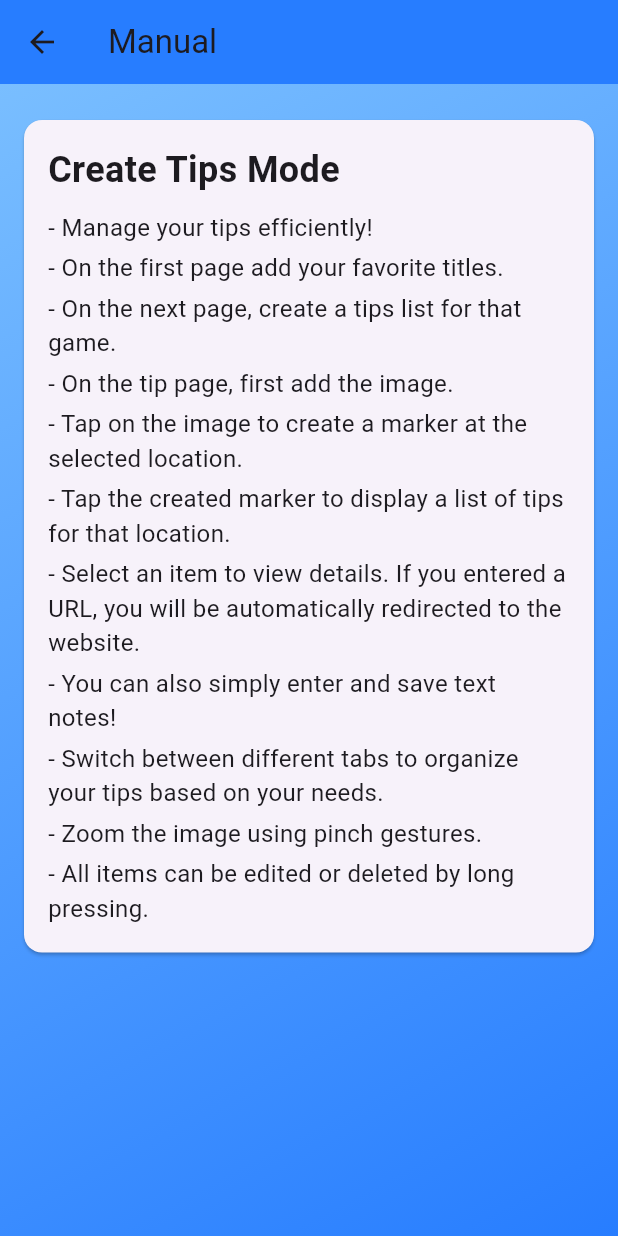
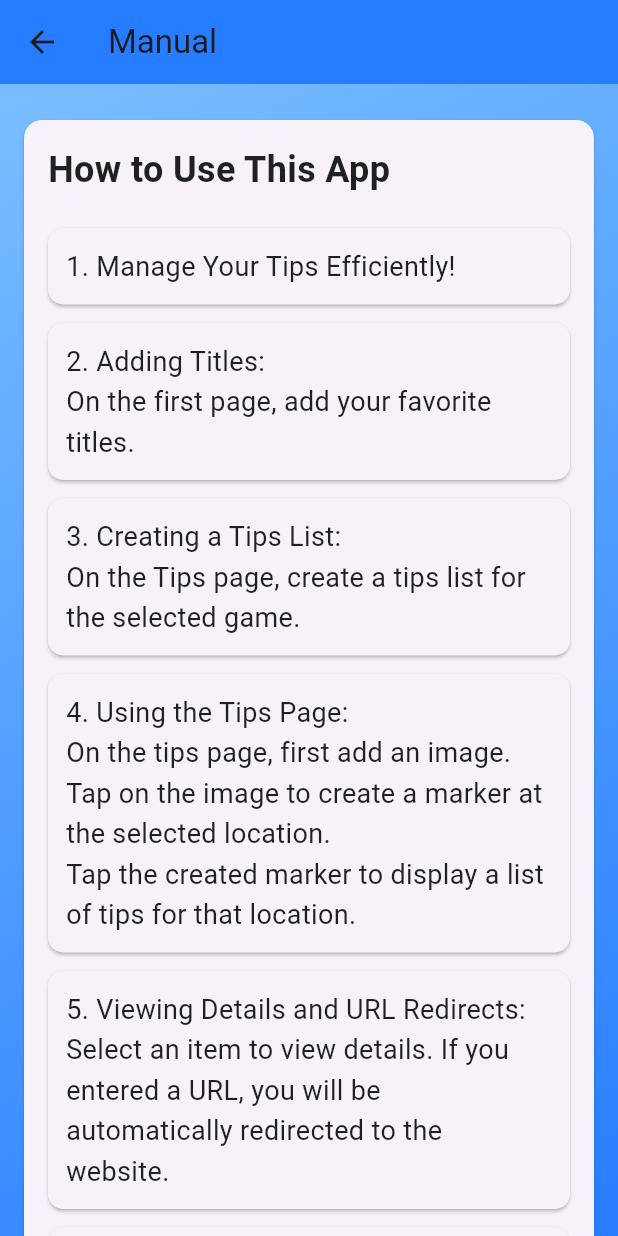
Before and after one commit to FYno52/game_tips_manager, a Flutter app: the ManualPage screen opened directly, on a phone screen of 412 x 824 dp. Run offline on Flutter 3.47's test engine with Material 3 defaults, Android fonts, the phone set to English and light mode, and no system bars; our stand-ins replace chewie, flutter_markdown, go_router, google_mobile_ads, image_picker, shared_preferences and 2 more; missing offline and left inert: flex_color_picker; accounts and stored records are empty; network calls fail.

Commit message:
マニュアルページなどをさらに調整した。

```diff
--- a/lib/screens/manual.dart
+++ b/lib/screens/manual.dart
@@ -15,32 +15,30 @@ class ManualPage extends StatelessWidget {
           gradient: LinearGradient(
             colors: [
               Color.fromARGB(255, 121, 190, 255),
-            Color.fromARGB(255, 39, 125, 255)
+              Color.fromARGB(255, 39, 125, 255),
             ],
             begin: Alignment.topLeft,
             end: Alignment.bottomRight,
-        )),
+          ),
+        ),
         child: Center(
           child: ListView(
             padding: const EdgeInsets.all(16.0),
             children: const <Widget>[
               Section(
-                title: 'Create Tips Mode',
+                title: 'How to Use This App',
                 description: [
-                  'Manage your tips efficiently!',
-                  'On the first page add your favorite titles.',
-                  'On the next page, create a tips list for that game.',
-                  'On the tip page, first add the image.',
-                  'Tap on the image to create a marker at the selected location.',
-                  'Tap the created marker to display a list of tips for that location.',
-                  'Select an item to view details. If you entered a URL, you will be automatically redirected to the website.',
-                  'You can also simply enter and save text notes!',
-                  'Switch between different tabs to organize your tips based on your needs.',
-                  'Zoom the image using pinch gestures.',
-                  'All items can be edited or deleted by long pressing.'
+                  '1. Manage Your Tips Efficiently!',
+                  '2. Adding Titles:\nOn the first page, add your favorite titles.',
+                  '3. Creating a Tips List:\nOn the Tips page, create a tips list for the selected game.',
+                  '4. Using the Tips Page:\nOn the tips page, first add an image.\nTap on the image to create a marker at the selected location.\nTap the created marker to display a list of tips for that location.',
+                  '5. Viewing Details and URL Redirects:\nSelect an item to view details. If you entered a URL, you will be automatically redirected to the website.',
+                  '6. Saving Text Notes:\nYou can also simply enter and save text notes.',
+                  '7. Switching Between Tabs:\nSwitch between different tabs to organize your tips based on your needs.',
+                  '8. Zooming the Image:\nUse pinch gestures to zoom the image.',
+                  '9. Editing and Deleting Items:\nAll items can be edited or deleted by long pressing.',
                 ],
               ),
-
               // 必要に応じて他のセクションを追加
             ],
           ),
@@ -54,8 +52,7 @@ class Section extends StatelessWidget {
   final String title;
   final List<String> description;
 
-  const Section({Key? key, required this.title, required this.description})
-      : super(key: key);
+  const Section({super.key, required this.title, required this.description});
 
   @override
   Widget build(BuildContext context) {
@@ -71,18 +68,34 @@ class Section extends StatelessWidget {
               style: const TextStyle(
                 fontSize: 24.0,
                 fontWeight: FontWeight.bold,
+                color: Colors.black87,
               ),
             ),
-            const SizedBox(height: 8.0),
-            ...description.map((line) => Padding(
-                  padding: const EdgeInsets.symmetric(vertical: 2.0),
+            const SizedBox(height: 16.0),
+            ListView.builder(
+              physics: const NeverScrollableScrollPhysics(),
+              shrinkWrap: true,
+              itemCount: description.length,
+              itemBuilder: (context, index) {
+                return Card(
+                  margin: const EdgeInsets.symmetric(vertical: 6.0),
+                  shape: RoundedRectangleBorder(
+                    borderRadius: BorderRadius.circular(10.0),
+                  ),
+                  child: Padding(
+                    padding: const EdgeInsets.all(12.0),
                     child: Text(
-                    '- $line',
+                      description[index],
                       style: const TextStyle(
-                      fontSize: 16.0,
+                        fontSize: 18.0,
+                        color: Colors.black87,
+                        height: 1.5,
                       ),
                     ),
-                )),
+                  ),
+                );
+              },
+            ),
           ],
         ),
       ),
--- a/lib/screens/tips_start_title_screen.dart
+++ b/lib/screens/tips_start_title_screen.dart
@@ -448,7 +448,7 @@ class _TipsStartTitleScreenState extends State<TipsStartTitleScreen> {
   Widget _buildIntroDialog() {
     return Center(
       child: AlertDialog(
-        title: const Text('Save your tips!'),
+        title: const Text('How to Use This App'),
         content: const IntrinsicHeight(
           child: SingleChildScrollView(
             child: Column(
```
Lines whose indentation alone changed are shown as unchanged.
